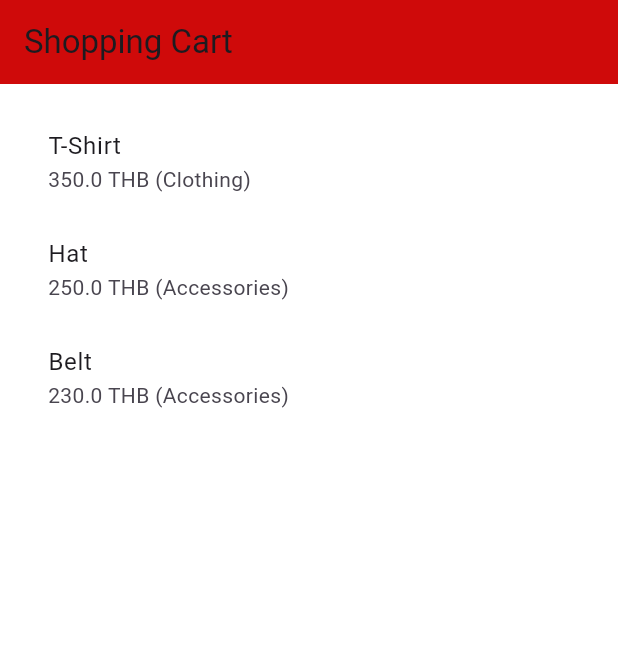
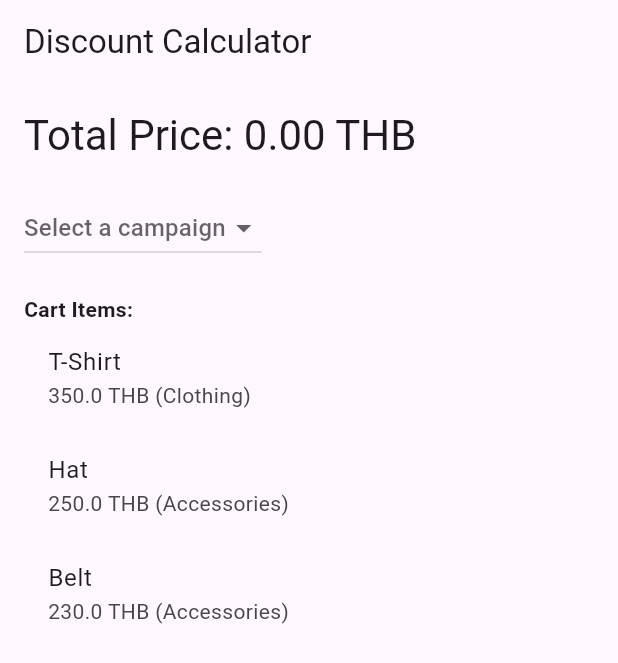
Before and after one commit to foxzilisk-dp/campaigns_discount_playtorium, a Flutter app: the screen it shows after launch, on a phone screen of 412 x 824 dp. Shown: the top 663 px of the screen. Run offline on Flutter 3.47's test engine with Material 3 defaults, Android fonts, the phone set to English and light mode, and no system bars; our stand-ins replace get.

Commit message:
improve discount calculation logic and integrate JSON data for cart items and campaigns

```diff
--- /dev/null
+++ b/lib/controllers/discountController.dart
@@ -0,0 +1,113 @@
+import 'package:get/get.dart';
+
+import '../models/campaignTypes.dart';
+import '../models/cartItems.dart';
+
+class DiscountController extends GetxController {
+  // Reactive list of cart items and campaigns
+  var cartItems = <CartItem>[].obs;
+  var campaigns = <Campaign>[].obs;
+
+  // Reactive variable for selected campaign
+  var selectedCampaign = Rx<Campaign?>(null);
+
+  // Variables for total price before and after discount
+  var totalPrice = 0.0.obs;
+  var discountedPrice = 0.0.obs;
+
+  // Method to calculate total price with discounts
+  void calculateTotalPrice() {
+    double total = 0.0; // Initialize total price
+
+    // Calculate the total price of all cart items
+    for (var item in cartItems) {
+      total = total + item.price; // Full equation for total
+    }
+
+    // Set the total price before discount
+    totalPrice.value = total;
+
+    // Apply discount if a valid campaign is selected
+    if (selectedCampaign.value != null &&
+        validateCampaigns(selectedCampaign.value!)) {
+      var campaign = selectedCampaign.value!;
+
+      // Apply coupon-based discounts
+      if (campaign.type == CampaignType.coupon) {
+        if (campaign.subType == 'Fixed Amount') {
+          double discountAmount = campaign.amount ?? 0.0;
+          total =
+              total - discountAmount; // Full equation for fixed amount discount
+        } else if (campaign.subType == 'Percentage Discount') {
+          double percentageDiscount =
+              (total * (campaign.percentage ?? 0.0)) / 100;
+          total = total -
+              percentageDiscount; // Full equation for percentage discount
+        }
+      }
+
+      // Apply onTop-based discounts
+      else if (campaign.type == CampaignType.onTop) {
+        if (campaign.subType == 'Discount by Points') {
+          double pointsDiscount = (campaign.points ?? 0).toDouble();
+          total = total - pointsDiscount; // Full equation for points discount
+        } else if (campaign.subType == 'Percentage Discount by Item Category') {
+          // Apply category-based percentage discount (example: clothing category)
+          double categoryDiscount = 0.0;
+          for (var item in cartItems) {
+            if (item.category == campaign.category) {
+              categoryDiscount = categoryDiscount +
+                  (item.price * (campaign.percentage ?? 0.0)) / 100;
+            }
+          }
+          total =
+              total - categoryDiscount; // Full equation for category discount
+        }
+      }
+    }
+
+    // Set the discounted price
+    discountedPrice.value = total;
+  }
+
+  // Validate if the selected campaign can be applied
+  bool validateCampaigns(Campaign campaign) {
+    // Check if the campaign is valid based on its type and parameters
+    if (campaign.type == CampaignType.coupon) {
+      if (campaign.subType == 'Fixed Amount' &&
+          (campaign.amount == null || campaign.amount! <= 0)) {
+        return false; // Fixed amount must be positive
+      }
+      if (campaign.subType == 'Percentage Discount' &&
+          (campaign.percentage == null ||
+              campaign.percentage! <= 0 ||
+              campaign.percentage! > 100)) {
+        return false; // Percentage discount must be between 0 and 100
+      }
+    }
+
+    if (campaign.type == CampaignType.onTop) {
+      if (campaign.subType == 'Discount by Points' &&
+          (campaign.points == null || campaign.points! <= 0)) {
+        return false; // Points discount must be positive
+      }
+      if (campaign.subType == 'Percentage Discount by Item Category' &&
+          (campaign.percentage == null ||
+              campaign.percentage! <= 0 ||
+              campaign.percentage! > 100)) {
+        return false; // Category discount must be between 0 and 100
+      }
+    }
+
+    return true; // Campaign is valid
+  }
+
+  // Reset the selections and clear calculations
+  void reset() {
+    selectedCampaign.value = null;
+    cartItems.clear();
+    campaigns.clear();
+    totalPrice.value = 0.0;
+    discountedPrice.value = 0.0;
+  }
+}
--- a/lib/main.dart
+++ b/lib/main.dart
@@ -1,23 +1,19 @@
 import 'package:flutter/material.dart';
+import 'package:get/get.dart';
 import 'screens/discountScreen.dart';
 
-void main() => runApp(const MyApp());
+void main() {
+  runApp(const MyApp());
+}
 
 class MyApp extends StatelessWidget {
   const MyApp({super.key});
-  static const String _title = 'Discount Calculator';
-  // The root widget of the application.
+
   @override
   Widget build(BuildContext context) {
-    return MaterialApp(
-      title: _title,
-      theme: ThemeData(
-        primaryColor: const Color(0xFF120129),
-        scaffoldBackgroundColor: Colors.white,
-        appBarTheme: const AppBarTheme(
-          backgroundColor: Color.fromARGB(255, 207, 10, 10),
-        ),
-      ),
+    return GetMaterialApp(
+      title: 'Discount Calculator',
+      debugShowCheckedModeBanner: false,
       home: DiscountScreen(),
     );
   }
--- a/lib/screens/discountScreen.dart
+++ b/lib/screens/discountScreen.dart
@@ -1,49 +1,101 @@
+import 'dart:convert';
 import 'package:flutter/material.dart';
+import 'package:flutter/services.dart';
+import 'package:get/get.dart';
+import '../controllers/discountController.dart';
 import '../models/cartItems.dart';
 import '../models/campaignTypes.dart';
 
 class DiscountScreen extends StatelessWidget {
-  // List of cart items
-  final List<CartItem> items = [
-    CartItem(name: 'T-Shirt', price: 350, category: 'Clothing'),
-    CartItem(name: 'Hat', price: 250, category: 'Accessories'),
-    CartItem(name: 'Belt', price: 230, category: 'Accessories'),
-  ];
-
-  // Sample campaigns discounts
-  final List<Campaign> campaigns = [
-    Campaign(type: CampaignType.coupon, subType: 'fixed', amount: 50),
-    Campaign(type: CampaignType.onTop, subType: 'points', points: 68),
-    Campaign(
-      type: CampaignType.seasonal,
-      subType: 'threshold',
-      thresholdAmount: 300, // For every 300 THB...
-      discountPerThreshold: 40, // give 40 THB off
-    ),
-  ];
+  final DiscountController controller = Get.put(DiscountController());
 
   DiscountScreen({super.key});
+
+  // Load JSON data from assets
+  Future<Map<String, dynamic>> loadJsonData() async {
+    final String response =
+        await rootBundle.loadString('assets/sample_data.json');
+    return json.decode(response);
+  }
 
   @override
   Widget build(BuildContext context) {
     return Scaffold(
-      appBar: AppBar(title: const Text('Shopping Cart')),
-      body: LayoutBuilder(
-        builder: (context, constraints) {
+      appBar: AppBar(title: const Text('Discount Calculator')),
+      body: FutureBuilder<Map<String, dynamic>>(
+        future: loadJsonData(), // Load JSON data
+        builder: (context, snapshot) {
+          if (snapshot.connectionState == ConnectionState.waiting) {
+            return const Center(child: CircularProgressIndicator());
+          }
+          if (snapshot.hasError) {
+            return const Center(child: Text('Error loading data'));
+          }
+
+          final data = snapshot.data!;
+          // Add cart items from JSON
+          controller.cartItems.addAll((data['cartItems'] as List).map((item) {
+            return CartItem(
+              name: item['name'],
+              price: item['price'].toDouble(),
+              category: item['category'],
+            );
+          }).toList());
+
+          // Add campaigns from JSON
+          controller.campaigns
+              .addAll((data['campaigns'] as List).map((campaign) {
+            return Campaign(
+              type: CampaignType.values.firstWhere(
+                  (e) => e.toString() == 'CampaignType.${campaign['type']}'),
+              subType: campaign['subType'],
+              amount: campaign['amount']?.toDouble(),
+              percentage: campaign['percentage']?.toDouble(),
+              points: campaign['points'],
+              category: campaign['category'],
+              thresholdAmount: campaign['thresholdAmount']?.toDouble(),
+              thresholdDiscount: campaign['thresholdDiscount']?.toDouble(),
+            );
+          }).toList());
+
           return Padding(
-            padding: const EdgeInsets.all(16),
+            padding: const EdgeInsets.all(16.0),
             child: Column(
+              crossAxisAlignment: CrossAxisAlignment.start,
               children: [
-                // Display the list of items in the cart
+                // Display total price
+                Obx(() => Text(
+                      'Total Price: ${controller.totalPrice.value.toStringAsFixed(2)} THB',
+                      style: Theme.of(context).textTheme.headlineMedium,
+                    )),
+                const SizedBox(height: 20),
+                // Dropdown to select campaign
+                DropdownButton<Campaign>(
+                  hint: Text('Select a campaign'),
+                  onChanged: (Campaign? selectedCampaign) {
+                    if (selectedCampaign != null) {
+                      controller.selectedCampaign.value = selectedCampaign;
+                      controller.calculateTotalPrice();
+                    }
+                  },
+                  items: controller.campaigns.map((Campaign campaign) {
+                    return DropdownMenuItem<Campaign>(
+                      value: campaign,
+                      child: Text(campaign.subType),
+                    );
+                  }).toList(),
+                ),
+                const SizedBox(height: 20),
+                Text('Cart Items:',
+                    style: TextStyle(fontWeight: FontWeight.bold)),
                 Expanded(
                   child: ListView.builder(
-                    itemCount: items.length,
-                    itemBuilder: (_, index) {
+                    itemCount: controller.cartItems.length,
+                    itemBuilder: (context, index) {
+                      final item = controller.cartItems[index];
                       return ListTile(
-                        title: Text(items[index].name),
-                        subtitle: Text(
-                          '${items[index].price} THB (${items[index].category})',
-                        ),
+                        title: Text(item.name),
+                        subtitle: Text('${item.price} THB (${item.category})'),
                       );
                     },
                   ),
--- a/pubspec.yaml
+++ b/pubspec.yaml
@@ -62,8 +62,8 @@ flutter:
   uses-material-design: true
 
   # To add assets to your application, add an assets section, like this:
-  # assets:
-  #   - images/a_dot_burr.jpeg
+  assets:
+     - assets/sample_data.json
   #   - images/a_dot_ham.jpeg
 
   # An image asset can refer to one or more resolution-specific "variants", see
```
Also changed, not shown: assets/sample_data.json (renamed from asset/sample_data.json).
